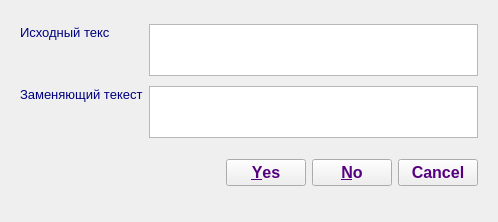
First picture: the form in _internal/dialogue.ui, repository LeonidBolshakov/keyboard, before the edit.
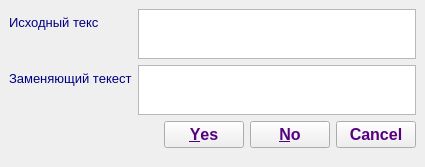
Second picture: the form after the edit. Custom widgets are drawn as their Qt base class.

Diff of the .ui file:
```diff
--- a/_internal/dialogue.ui
+++ b/_internal/dialogue.ui
@@ -6,28 +6,16 @@
    <rect>
     <x>0</x>
     <y>0</y>
-    <width>498</width>
-    <height>222</height>
+    <width>425</width>
+    <height>167</height>
    </rect>
   </property>
   <property name="windowTitle">
    <string>Замена выделенного текста</string>
   </property>
   <widget class="QWidget" name="centralwidget">
-   <layout class="QGridLayout" name="gridLayout">
-    <property name="leftMargin">
-     <number>20</number>
-    </property>
-    <property name="topMargin">
-     <number>20</number>
-    </property>
-    <property name="rightMargin">
-     <number>20</number>
-    </property>
-    <property name="bottomMargin">
-     <number>20</number>
-    </property>
-    <item row="0" column="0">
+   <layout class="QVBoxLayout" name="verticalLayout">
+    <item>
      <layout class="QFormLayout" name="formLayout">
       <item row="0" column="0">
        <widget class="QLabel" name="label">
@@ -37,10 +25,16 @@
           <verstretch>0</verstretch>
          </sizepolicy>
         </property>
+        <property name="minimumSize">
+         <size>
+          <width>0</width>
+          <height>0</height>
+         </size>
+        </property>
         <property name="maximumSize">
          <size>
           <width>256</width>
-          <height>17</height>
+          <height>50</height>
          </size>
         </property>
         <property name="palette">
@@ -90,6 +84,73 @@
         </property>
        </widget>
       </item>
+      <item row="0" column="1">
+       <widget class="CustomTextEdit" name="txtEditSource">
+        <property name="sizePolicy">
+         <sizepolicy hsizetype="Expanding" vsizetype="Fixed">
+          <horstretch>0</horstretch>
+          <verstretch>0</verstretch>
+         </sizepolicy>
+        </property>
+        <property name="minimumSize">
+         <size>
+          <width>0</width>
+          <height>0</height>
+         </size>
+        </property>
+        <property name="maximumSize">
+         <size>
+          <width>16777215</width>
+          <height>50</height>
+         </size>
+        </property>
+        <property name="palette">
+         <palette>
+          <active>
+           <colorrole role="Text">
+            <brush brushstyle="SolidPattern">
+             <color alpha="255">
+              <red>0</red>
+              <green>0</green>
+              <blue>127</blue>
+             </color>
+            </brush>
+           </colorrole>
+          </active>
+          <inactive>
+           <colorrole role="Text">
+            <brush brushstyle="SolidPattern">
+             <color alpha="255">
+              <red>0</red>
+              <green>0</green>
+              <blue>127</blue>
+             </color>
+            </brush>
+           </colorrole>
+          </inactive>
+          <disabled>
+           <colorrole role="Text">
+            <brush brushstyle="SolidPattern">
+             <color alpha="255">
+              <red>120</red>
+              <green>120</green>
+              <blue>120</blue>
+             </color>
+            </brush>
+           </colorrole>
+          </disabled>
+         </palette>
+        </property>
+        <property name="font">
+         <font>
+          <pointsize>12</pointsize>
+         </font>
+        </property>
+        <property name="textInteractionFlags">
+         <set>Qt::LinksAccessibleByKeyboard|Qt::LinksAccessibleByMouse|Qt::TextBrowserInteraction|Qt::TextEditable|Qt::TextEditorInteraction|Qt::TextSelectableByKeyboard|Qt::TextSelectableByMouse</set>
+        </property>
+       </widget>
+      </item>
       <item row="1" column="0">
        <widget class="QLabel" name="label_2">
         <property name="sizePolicy">
@@ -98,10 +159,16 @@
           <verstretch>0</verstretch>
          </sizepolicy>
         </property>
+        <property name="minimumSize">
+         <size>
+          <width>0</width>
+          <height>0</height>
+         </size>
+        </property>
         <property name="maximumSize">
          <size>
           <width>256</width>
-          <height>17</height>
+          <height>50</height>
          </size>
         </property>
         <property name="palette">
@@ -152,9 +219,9 @@
        </widget>
       </item>
       <item row="1" column="1">
-       <widget class="CustomTextEdit" name="txtBrowReplace">
+       <widget class="QTextEdit" name="txtEditReplace">
         <property name="sizePolicy">
-         <sizepolicy hsizetype="Expanding" vsizetype="Expanding">
+         <sizepolicy hsizetype="Expanding" vsizetype="Fixed">
           <horstretch>0</horstretch>
           <verstretch>0</verstretch>
          </sizepolicy>
@@ -162,67 +229,40 @@
         <property name="minimumSize">
          <size>
           <width>0</width>
-          <height>52</height>
+          <height>0</height>
          </size>
         </property>
         <property name="maximumSize">
          <size>
-          <width>1000000</width>
-          <height>22</height>
+          <width>16777215</width>
+          <height>50</height>
          </size>
         </property>
         <property name="palette">
          <palette>
           <active>
-           <colorrole role="WindowText">
-            <brush brushstyle="SolidPattern">
-             <color alpha="255">
-              <red>0</red>
-              <green>0</green>
-              <blue>0</blue>
-             </color>
-            </brush>
-           </colorrole>
            <colorrole role="Text">
             <brush brushstyle="SolidPattern">
              <color alpha="255">
               <red>0</red>
               <green>0</green>
-              <blue>255</blue>
+              <blue>127</blue>
              </color>
             </brush>
            </colorrole>
           </active>
           <inactive>
-           <colorrole role="WindowText">
-            <brush brushstyle="SolidPattern">
-             <color alpha="255">
-              <red>0</red>
-              <green>0</green>
-              <blue>0</blue>
-             </color>
-            </brush>
-           </colorrole>
            <colorrole role="Text">
             <brush brushstyle="SolidPattern">
              <color alpha="255">
               <red>0</red>
               <green>0</green>
-              <blue>255</blue>
+              <blue>127</blue>
              </color>
             </brush>
            </colorrole>
           </inactive>
           <disabled>
-           <colorrole role="WindowText">
-            <brush brushstyle="SolidPattern">
-             <color alpha="255">
-              <red>120</red>
-              <green>120</green>
-              <blue>120</blue>
-             </color>
-            </brush>
-           </colorrole>
            <colorrole role="Text">
             <brush brushstyle="SolidPattern">
              <color alpha="255">
@@ -240,8 +280,8 @@
           <pointsize>12</pointsize>
          </font>
         </property>
-        <property name="readOnly">
-         <bool>false</bool>
+        <property name="textInteractionFlags">
+         <set>Qt::LinksAccessibleByKeyboard|Qt::LinksAccessibleByMouse|Qt::TextBrowserInteraction|Qt::TextEditable|Qt::TextEditorInteraction|Qt::TextSelectableByKeyboard|Qt::TextSelectableByMouse</set>
         </property>
        </widget>
       </item>
@@ -250,13 +290,13 @@
         <property name="minimumSize">
          <size>
           <width>0</width>
-          <height>50</height>
+          <height>0</height>
          </size>
         </property>
         <property name="maximumSize">
          <size>
           <width>16777215</width>
-          <height>16777215</height>
+          <height>50</height>
          </size>
         </property>
         <property name="palette">
@@ -317,105 +357,6 @@
         </property>
        </widget>
       </item>
-      <item row="0" column="1">
-       <widget class="CustomTextEdit" name="txtBrowSource">
-        <property name="sizePolicy">
-         <sizepolicy hsizetype="Expanding" vsizetype="Preferred">
-          <horstretch>0</horstretch>
-          <verstretch>0</verstretch>
-         </sizepolicy>
-        </property>
-        <property name="minimumSize">
-         <size>
-          <width>0</width>
-          <height>52</height>
-         </size>
-        </property>
-        <property name="maximumSize">
-         <size>
-          <width>1000000</width>
-          <height>22</height>
-         </size>
-        </property>
-        <property name="palette">
-         <palette>
-          <active>
-           <colorrole role="WindowText">
-            <brush brushstyle="SolidPattern">
-             <color alpha="255">
-              <red>0</red>
-              <green>0</green>
-              <blue>0</blue>
-             </color>
-            </brush>
-           </colorrole>
-           <colorrole role="Text">
-            <brush brushstyle="SolidPattern">
-             <color alpha="255">
-              <red>0</red>
-              <green>0</green>
-              <blue>255</blue>
-             </color>
-            </brush>
-           </colorrole>
-          </active>
-          <inactive>
-           <colorrole role="WindowText">
-            <brush brushstyle="SolidPattern">
-             <color alpha="255">
-              <red>0</red>
-              <green>0</green>
-              <blue>0</blue>
-             </color>
-            </brush>
-           </colorrole>
-           <colorrole role="Text">
-            <brush brushstyle="SolidPattern">
-             <color alpha="255">
-              <red>0</red>
-              <green>0</green>
-              <blue>255</blue>
-             </color>
-            </brush>
-           </colorrole>
-          </inactive>
-          <disabled>
-           <colorrole role="WindowText">
-            <brush brushstyle="SolidPattern">
-             <color alpha="255">
-              <red>120</red>
-              <green>120</green>
-              <blue>120</blue>
-             </color>
-            </brush>
-           </colorrole>
-           <colorrole role="Text">
-            <brush brushstyle="SolidPattern">
-             <color alpha="255">
-              <red>120</red>
-              <green>120</green>
-              <blue>120</blue>
-             </color>
-            </brush>
-           </colorrole>
-          </disabled>
-         </palette>
-        </property>
-        <property name="font">
-         <font>
-          <pointsize>12</pointsize>
-          <weight>75</weight>
-          <bold>true</bold>
-         </font>
-        </property>
-        <property name="undoRedoEnabled">
-         <bool>true</bool>
-        </property>
-        <property name="readOnly">
-         <bool>false</bool>
-        </property>
-       </widget>
-      </item>
      </layout>
     </item>
    </layout>
@@ -424,7 +365,7 @@
  <customwidgets>
   <customwidget>
    <class>CustomTextEdit</class>
-   <extends>QTextBrowser</extends>
+   <extends>QTextEdit</extends>
    <header>customtextedit</header>
   </customwidget>
  </customwidgets>
```
Left out of the diff: 4 changed lines with no effect on the pictures.
